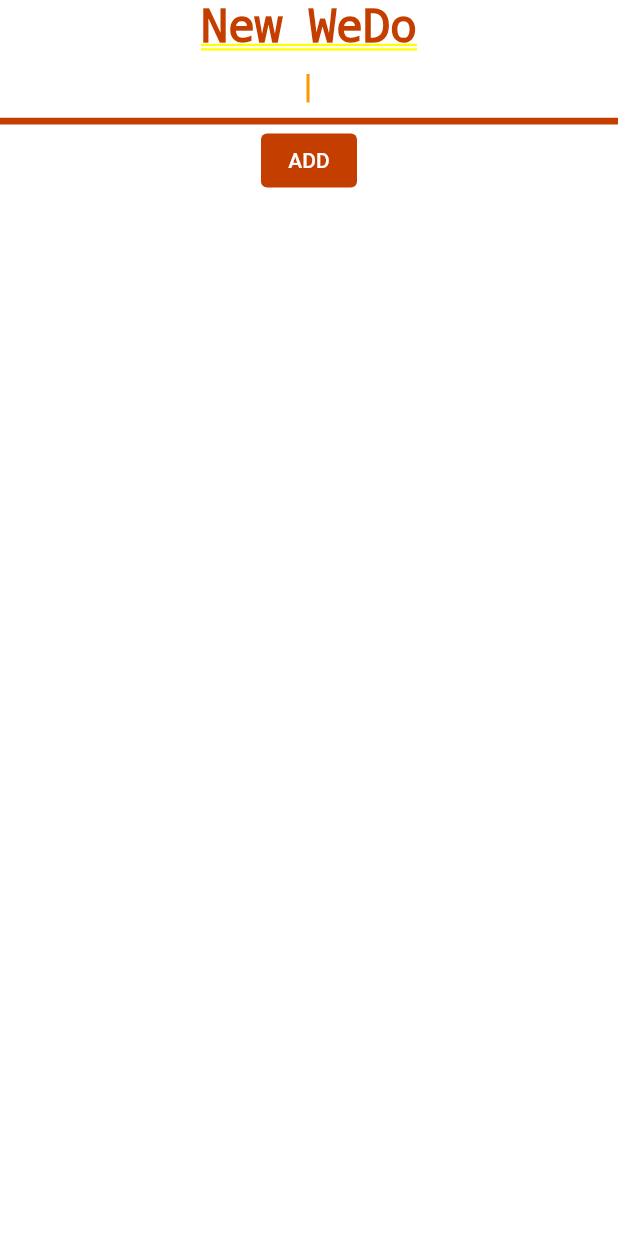
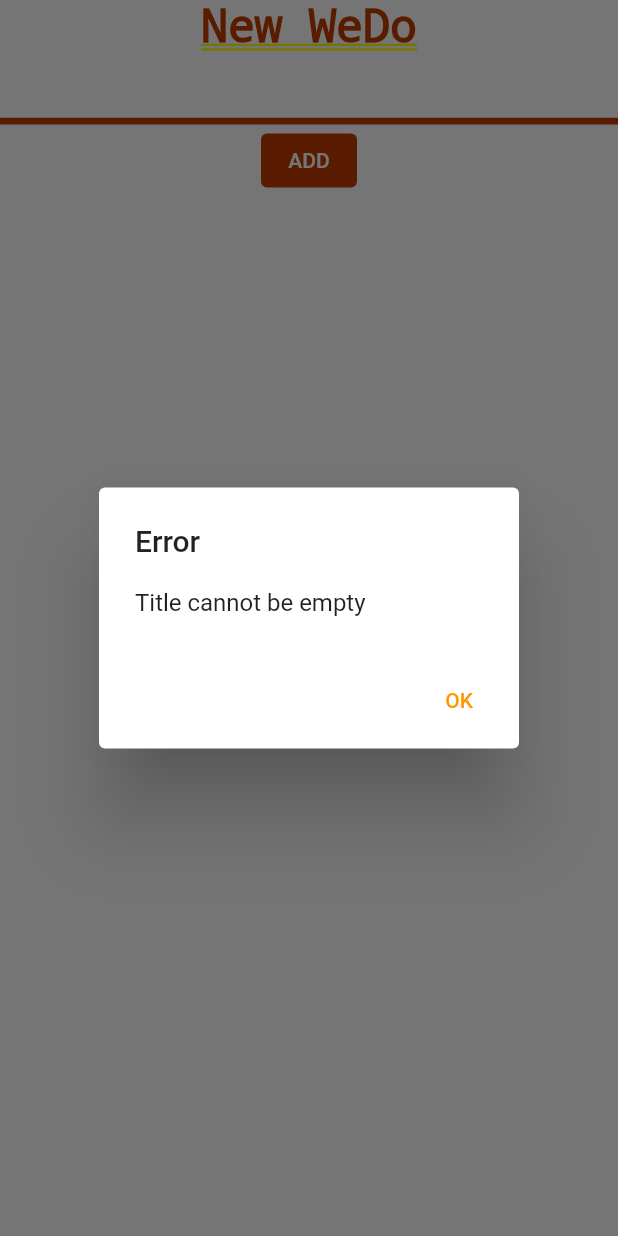
Before and after one commit to DrewMParsons/TodoFlutterApp, a Flutter app: the AddWeDoScreen screen opened by its route, after a tap on "ADD", on a phone screen of 412 x 824 dp. Run offline on Flutter 3.47's test engine with Material 2 defaults, Android fonts, the phone set to English and light mode, and no system bars; our stand-ins replace animated_text_kit.

Commit message:
FIXED: addwedoscreen is stateful. ADDED: alert dialog pop up if title is empty

```diff
--- a/lib/screens/add_wedo_screen.dart
+++ b/lib/screens/add_wedo_screen.dart
@@ -4,10 +4,15 @@ import 'package:we_do_flutter_app/models/ChoreList.dart';
 import 'package:we_do_flutter_app/models/chore.dart';
 import 'package:we_do_flutter_app/models/chore_data.dart';
 
-class AddWeDoScreen extends StatelessWidget {
+class AddWeDoScreen extends StatefulWidget {
   static const String id = 'add_wedo_screen';
-  static String newWeDoTitle = '';
 
+  @override
+  _AddWeDoScreenState createState() => _AddWeDoScreenState();
+}
+
+class _AddWeDoScreenState extends State<AddWeDoScreen> {
+  String newWeDoTitle;
   @override
   Widget build(BuildContext context) {
     int index = ModalRoute.of(context).settings.arguments;
@@ -49,7 +54,7 @@ class AddWeDoScreen extends StatelessWidget {
                 primary: Colors.white,
                 backgroundColor: Theme.of(context).accentColor),
             child: Text(index == -2 ? 'EDIT' : 'ADD'),
-            onPressed: () {
+            onPressed: () async {
               //TODO: textfield is not reset after entry.  so clicking add again will create another item of same name
               // happening because we initialize as a static variable to fix null entry error.
               if (newWeDoTitle != null) {
@@ -64,7 +69,23 @@ class AddWeDoScreen extends StatelessWidget {
                   Navigator.pop(context);
                 }
               } else {
-                print('error');
+                await showDialog(
+                  context: context,
+                  builder: (BuildContext context) {
+                    return AlertDialog(
+                      title: const Text('Error'),
+                      content: Text('Title cannot be empty'),
+                      actions: [
+                        TextButton(
+                          onPressed: () {
+                            Navigator.pop(context);
+                          },
+                          child: const Text('OK'),
+                        ),
+                      ],
+                    );
+                  },
+                );
               }
             },
           )
--- a/lib/widgets/list_of_lists.dart
+++ b/lib/widgets/list_of_lists.dart
@@ -13,7 +13,6 @@ class ListofLists extends StatelessWidget {
   int getColorCode(int index) => index.remainder(colorCodes.length);
   @override
   Widget build(BuildContext context) {
-    int numberOfLists = 0;
     return Consumer<ChoreData>(
       builder: (BuildContext context, choreData, Widget child) {
         return choreData.choreLists.isNotEmpty
```
